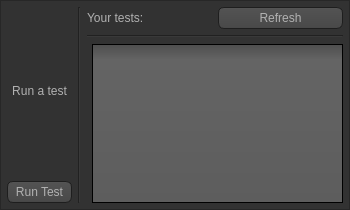
First picture: the form in script/gui/test_run.ui, repository Nater0214/Py-Grader, before the edit.
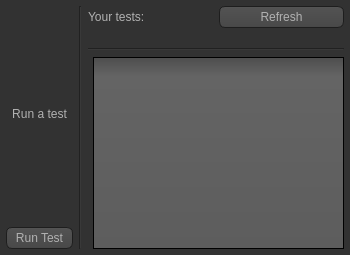
Second picture: the form after the edit. Icons and pictures are not drawn.

Commit message: Convert all guis to mainWindow

Patch:
```diff
--- a/script/gui/test_run.ui
+++ b/script/gui/test_run.ui
@@ -1,13 +1,13 @@
 <?xml version="1.0" encoding="UTF-8"?>
 <ui version="4.0">
  <class>main_window</class>
- <widget class="QWidget" name="main_window">
+ <widget class="QMainWindow" name="main_window">
   <property name="geometry">
    <rect>
     <x>0</x>
     <y>0</y>
     <width>350</width>
-    <height>210</height>
+    <height>255</height>
    </rect>
   </property>
   <property name="windowTitle">
@@ -499,22 +499,8 @@
     min-width: 50px;
 }</string>
   </property>
-  <widget class="QFrame" name="main_frame">
-   <property name="geometry">
-    <rect>
-     <x>0</x>
-     <y>0</y>
-     <width>350</width>
-     <height>210</height>
-    </rect>
-   </property>
-   <property name="frameShape">
-    <enum>QFrame::StyledPanel</enum>
-   </property>
-   <property name="frameShadow">
-    <enum>QFrame::Raised</enum>
-   </property>
-   <layout class="QGridLayout" name="gridLayout">
+  <widget class="QWidget" name="central_widget">
+   <layout class="QGridLayout" name="gridLayout_2">
     <property name="leftMargin">
      <number>6</number>
     </property>
@@ -527,7 +513,24 @@
     <property name="bottomMargin">
      <number>6</number>
     </property>
-    <item row="0" column="0" rowspan="3">
+    <item row="5" column="0">
+     <widget class="QPushButton" name="test_run_button">
+      <property name="text">
+       <string>Run Test</string>
+      </property>
+     </widget>
+    </item>
+    <item row="4" column="2" rowspan="2" colspan="2">
+     <widget class="QListWidget" name="tests_list"/>
+    </item>
+    <item row="1" column="3">
+     <widget class="QPushButton" name="refresh_button">
+      <property name="text">
+       <string>Refresh</string>
+      </property>
+     </widget>
+    </item>
+    <item row="1" column="0" rowspan="4">
      <widget class="QLabel" name="title_label">
       <property name="text">
        <string>Run a test</string>
@@ -537,43 +540,26 @@
       </property>
      </widget>
     </item>
-    <item row="0" column="2">
+    <item row="1" column="2">
      <widget class="QLabel" name="label">
       <property name="text">
        <string>Your tests:</string>
       </property>
      </widget>
     </item>
-    <item row="3" column="0">
-     <widget class="QPushButton" name="test_run_button">
-      <property name="text">
-       <string>Run Test</string>
-      </property>
-     </widget>
-    </item>
-    <item row="0" column="1" rowspan="4">
-     <widget class="Line" name="line">
-      <property name="orientation">
-       <enum>Qt::Vertical</enum>
-      </property>
-     </widget>
-    </item>
-    <item row="0" column="3">
-     <widget class="QPushButton" name="refresh_button">
-      <property name="text">
-       <string>Refresh</string>
-      </property>
-     </widget>
-    </item>
-    <item row="1" column="2" colspan="2">
+    <item row="3" column="2" colspan="2">
      <widget class="Line" name="line_2">
       <property name="orientation">
        <enum>Qt::Horizontal</enum>
       </property>
      </widget>
     </item>
-    <item row="2" column="2" rowspan="2" colspan="2">
-     <widget class="QListWidget" name="tests_list"/>
+    <item row="1" column="1" rowspan="5">
+     <widget class="Line" name="line">
+      <property name="orientation">
+       <enum>Qt::Vertical</enum>
+      </property>
+     </widget>
     </item>
    </layout>
   </widget>
```
The commit also changes 8 other files.
